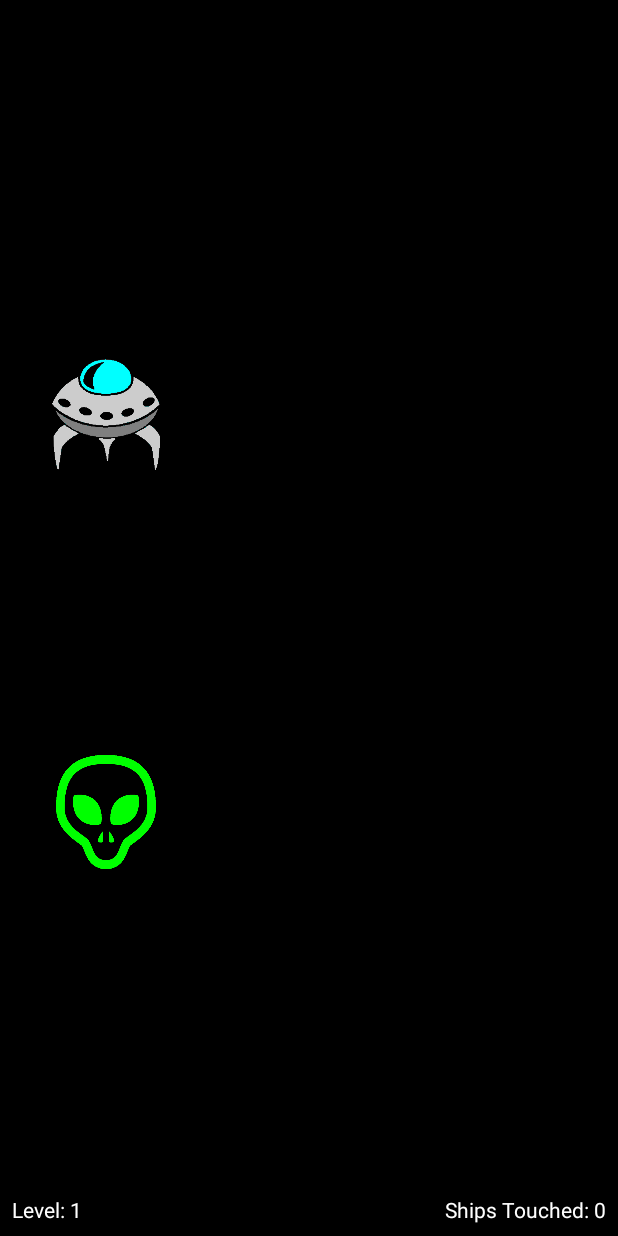
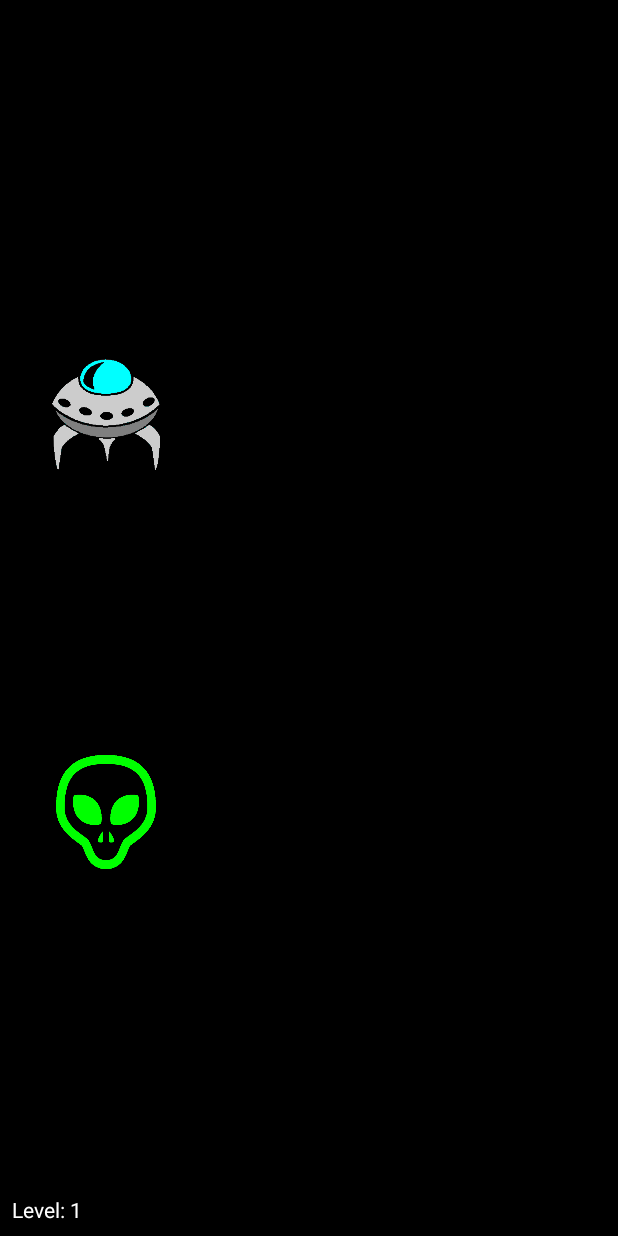
Before and after one commit to ajbeckner/SpaceSmash, an Android app: the screen it shows after launch (MainActivity), on a phone screen of 412 x 824 dp. Run offline under Robolectric (Android 15) with nearby library versions, the phone set to English and light mode, and no system bars.

Commit message:
Copied iOS App functionality more closely

```diff
--- a/app/src/main/java/com/excite/applab/spacesmash/MainActivity.java
+++ b/app/src/main/java/com/excite/applab/spacesmash/MainActivity.java
@@ -22,7 +22,6 @@ public class MainActivity extends AppCompatActivity {
     Button restartButton;
     TextView gameOverText;
     TextView levelText;
-    TextView shipsTouchedText;
     ArrayList<ImageButton> ships;
     ArrayList<ImageButton> aliens;
 
@@ -44,6 +43,8 @@ public class MainActivity extends AppCompatActivity {
         gameOverText.setText("Game Over");
         gameOverText.setTextColor(Color.parseColor("#FF0000"));
         gameOverText.setVisibility(View.INVISIBLE);
+        gameOverText.setTextSize(20
+        );
         final RelativeLayout.LayoutParams gameOverTextParams = new RelativeLayout.LayoutParams(
                 RelativeLayout.LayoutParams.WRAP_CONTENT,
                 RelativeLayout.LayoutParams.WRAP_CONTENT
@@ -53,13 +54,17 @@ public class MainActivity extends AppCompatActivity {
         mLayout.addView(gameOverText, gameOverTextParams);
 
         restartButton = new Button(mContext);
-        restartButton.setText("Try Again");
+        restartButton.setText("Start");
+        restartButton.setTextColor(Color.parseColor("#FFFFFF"));
+        restartButton.setBackgroundColor(Color.parseColor("#00000000"));
         restartButton.setVisibility(View.INVISIBLE);
         RelativeLayout.LayoutParams restartButtonParams = new RelativeLayout.LayoutParams(
                 RelativeLayout.LayoutParams.WRAP_CONTENT,
                 RelativeLayout.LayoutParams.WRAP_CONTENT
         );
-        restartButtonParams.setMargins(dp2px(8),dp2px(8),0,0);
+        restartButtonParams.setMargins(0,0,dp2px(8),dp2px(8));
+        restartButtonParams.addRule(RelativeLayout.ALIGN_PARENT_RIGHT);
+        restartButtonParams.addRule(RelativeLayout.ALIGN_PARENT_BOTTOM);
         restartButton.setOnClickListener(new View.OnClickListener() {
             @Override
             public void onClick(View v) {
@@ -68,8 +73,6 @@ public class MainActivity extends AppCompatActivity {
                 level = 1;
                 shipsTouched = 0;
                 levelText.setText("Level: " + level);
-                shipsTouchedText.setText("Ships Touched: " + shipsTouched);
-                clearSpace();
                 newLevel(level);
             }
         });
@@ -85,19 +88,6 @@ public class MainActivity extends AppCompatActivity {
         levelTextParams.addRule(RelativeLayout.ALIGN_PARENT_BOTTOM);
         levelTextParams.setMargins(dp2px(8), 0, 0, dp2px(8));
         mLayout.addView(levelText, levelTextParams);
-
-        shipsTouchedText = new TextView(mContext);
-        shipsTouchedText.setText("Ships Touched: 0");
-        shipsTouchedText.setTextColor(Color.parseColor("#ffffff"));
-        RelativeLayout.LayoutParams shipsTouchedTextParams = new RelativeLayout.LayoutParams(
-                RelativeLayout.LayoutParams.WRAP_CONTENT,
-                RelativeLayout.LayoutParams.WRAP_CONTENT
-        );
-        shipsTouchedTextParams.addRule(RelativeLayout.ALIGN_PARENT_BOTTOM);
-        shipsTouchedTextParams.addRule(RelativeLayout.ALIGN_PARENT_RIGHT);
-        shipsTouchedTextParams.setMargins(0,0,dp2px(8),dp2px(8));
-        mLayout.addView(shipsTouchedText,shipsTouchedTextParams);
-
 
         //
 
@@ -133,12 +123,10 @@ public class MainActivity extends AppCompatActivity {
             public void onClick(View v) {
                 newShip.setVisibility(View.INVISIBLE);
                 shipsTouched++;
-                shipsTouchedText.setText("Ships Touched: " + shipsTouched);
                 if (shipsTouched == level){
                     level++;
                     shipsTouched = 0;
                     levelText.setText("Level: " + level);
-                    shipsTouchedText.setText("Ships Touched: " + shipsTouched);
                     clearSpace();
                     newLevel(level);
                 }
@@ -169,6 +157,7 @@ public class MainActivity extends AppCompatActivity {
         newAlien.setOnClickListener(new View.OnClickListener() {
             @Override
             public void onClick(View v) {
+                clearSpace();
                 gameOverText.setVisibility(View.VISIBLE);
                 restartButton.setVisibility(View.VISIBLE);
             }
```
